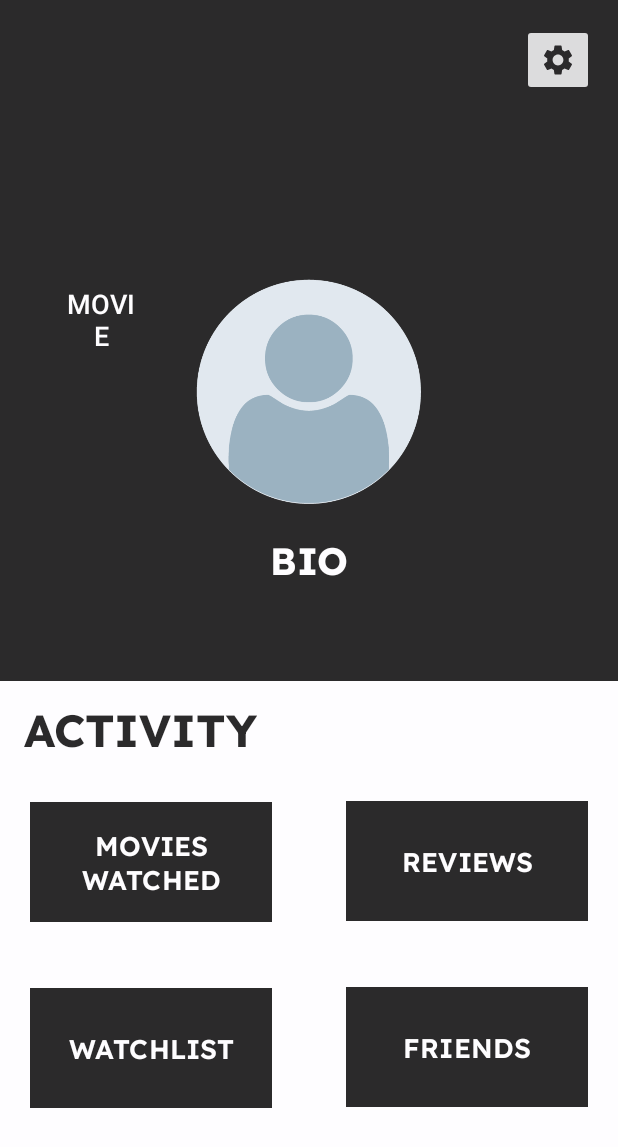
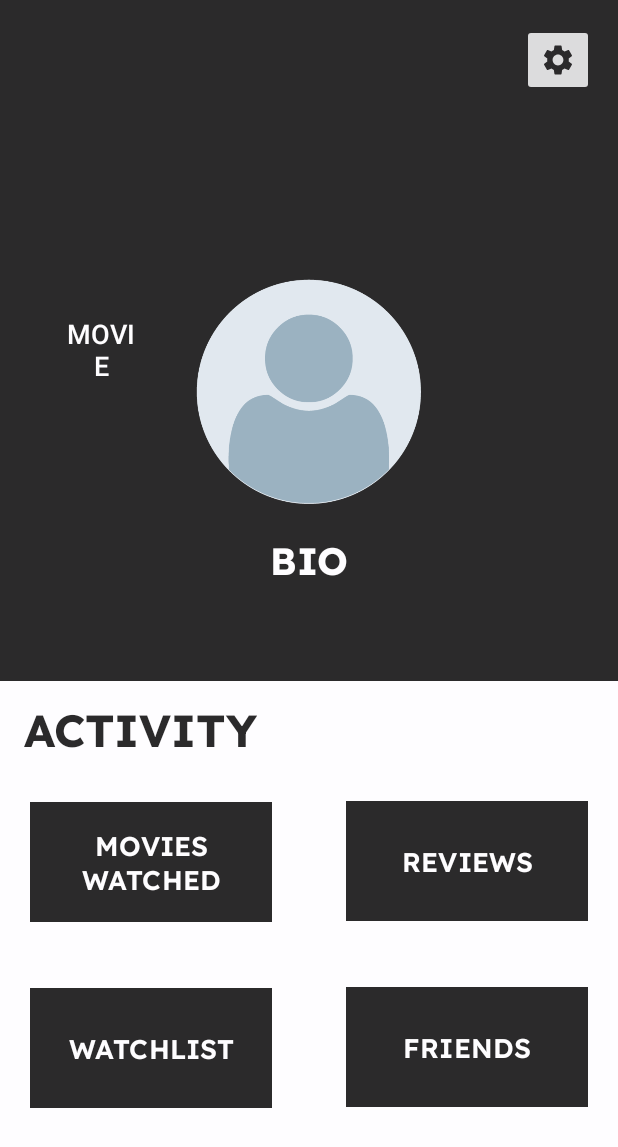
Before and after one commit to JavierSolares01898046/TrackSnap, an Android app: the fragment ProfileFragment placed in its activity, on a phone screen of 412 x 824 dp. Shown: the top 1147 px of the screen. Run offline under Robolectric (Android 15) with nearby library versions, the phone set to English and light mode, and no system bars; our stand-ins replace Firebase (no records; nobody signed in at launch, a user with empty details on screens opened directly), navigation-ui; Roboto replaces fonts that are not available here; 1 statement that could not run was skipped.

Commit message:
profile improve

```diff
--- a/app/src/main/res/layout/fragment_profile.xml
+++ b/app/src/main/res/layout/fragment_profile.xml
@@ -207,14 +207,14 @@
         android:id="@+id/home_movie_btn"
         android:layout_width="103dp"
         android:layout_height="68dp"
-        android:layout_marginTop="180dp"
+        android:layout_marginTop="200dp"
         android:text="MOVIE HOME"
         android:textAlignment="center"
         android:textColor="@color/white"
         android:textSize="18dp"
         app:backgroundTint="@null"
         app:layout_constraintEnd_toEndOf="parent"
-        app:layout_constraintHorizontal_bias="0.052"
+        app:layout_constraintHorizontal_bias="0.051"
         app:layout_constraintStart_toStartOf="parent"
         app:layout_constraintTop_toTopOf="parent" />
 
```
